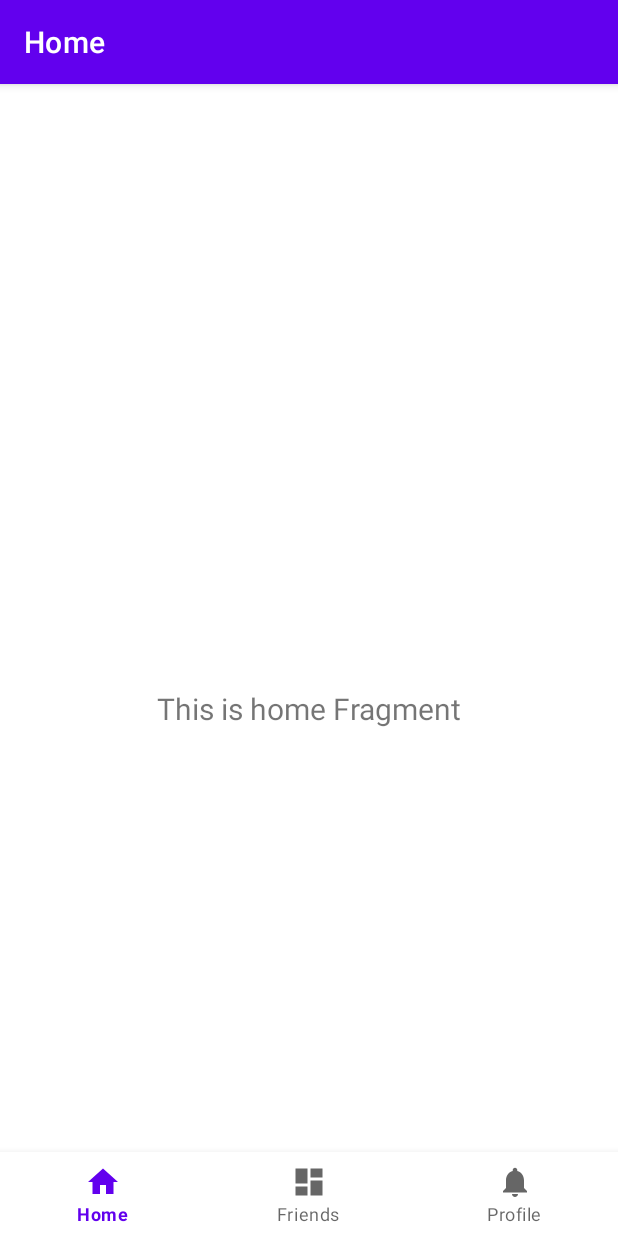
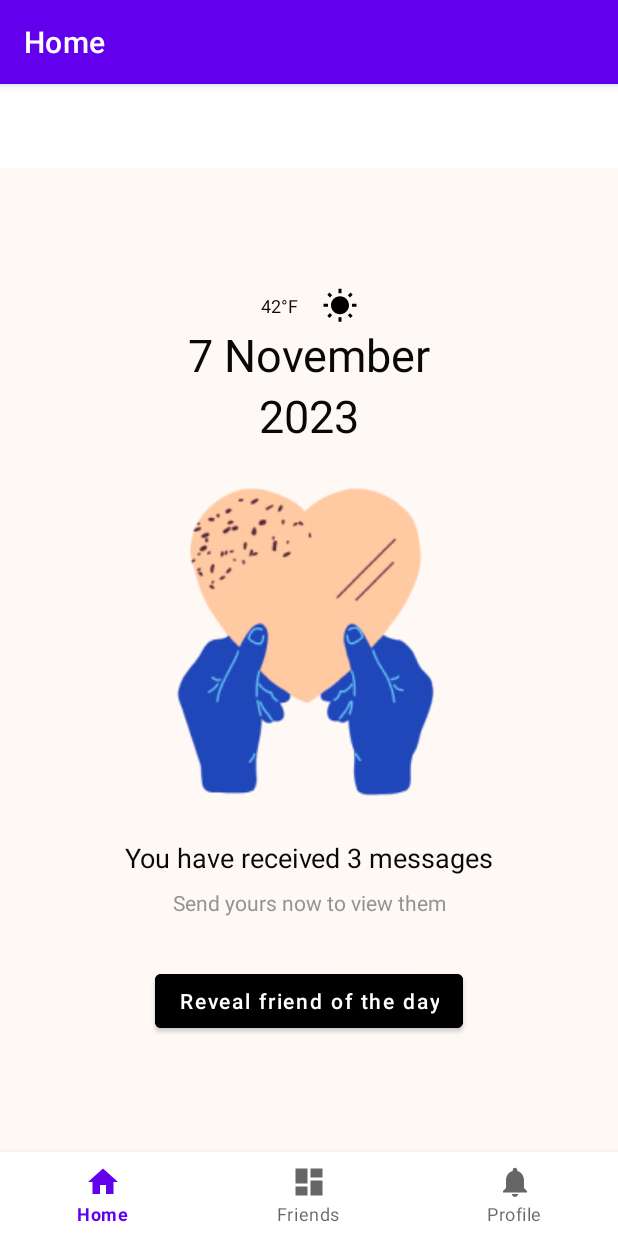
Before and after one commit to hrl-2024/FriendLink, an Android app: the screen it shows after launch (MainActivity), on a phone screen of 412 x 824 dp. Run offline under Robolectric (Android 15) with nearby library versions, the phone set to English and light mode, and no system bars; our stand-ins replace navigation-ui.

Commit message:
Home page UI done

```diff
--- a/app/src/main/java/com/skr/android/friendlink/ui/home/HomeFragment.kt
+++ b/app/src/main/java/com/skr/android/friendlink/ui/home/HomeFragment.kt
@@ -28,10 +28,10 @@ class HomeFragment : Fragment() {
         _binding = FragmentHomeBinding.inflate(inflater, container, false)
         val root: View = binding.root
 
-        val textView: TextView = binding.textHome
-        homeViewModel.text.observe(viewLifecycleOwner) {
-            textView.text = it
-        }
+//        val textView: TextView = binding.textHome
+//        homeViewModel.text.observe(viewLifecycleOwner) {
+//            textView.text = it
+//        }
         return root
     }
 
--- /dev/null
+++ b/app/src/main/res/drawable/ic_weather_sun.xml
@@ -0,0 +1,5 @@
+<vector android:height="24dp" android:tint="#000000"
+    android:viewportHeight="24" android:viewportWidth="24"
+    android:width="24dp" xmlns:android="http://schemas.android.com/apk/res/android">
+    <path android:fillColor="@android:color/white" android:pathData="M6.76,4.84l-1.8,-1.79 -1.41,1.41 1.79,1.79 1.42,-1.41zM4,10.5L1,10.5v2h3v-2zM13,0.55h-2L11,3.5h2L13,0.55zM20.45,4.46l-1.41,-1.41 -1.79,1.79 1.41,1.41 1.79,-1.79zM17.24,18.16l1.79,1.8 1.41,-1.41 -1.8,-1.79 -1.4,1.4zM20,10.5v2h3v-2h-3zM12,5.5c-3.31,0 -6,2.69 -6,6s2.69,6 6,6 6,-2.69 6,-6 -2.69,-6 -6,-6zM11,22.45h2L13,19.5h-2v2.95zM3.55,18.54l1.41,1.41 1.79,-1.8 -1.41,-1.41 -1.79,1.8z"/>
+</vector>
--- a/app/src/main/res/layout/fragment_home.xml
+++ b/app/src/main/res/layout/fragment_home.xml
@@ -4,19 +4,103 @@
     xmlns:tools="http://schemas.android.com/tools"
     android:layout_width="match_parent"
     android:layout_height="match_parent"
+    android:background="@color/background"
     tools:context=".ui.home.HomeFragment">
 
-    <TextView
-        android:id="@+id/text_home"
-        android:layout_width="match_parent"
+
+    <LinearLayout
+        android:id="@+id/weather_group"
+        android:layout_width="wrap_content"
         android:layout_height="wrap_content"
-        android:layout_marginStart="8dp"
-        android:layout_marginTop="8dp"
-        android:layout_marginEnd="8dp"
-        android:textAlignment="center"
-        android:textSize="20sp"
-        app:layout_constraintBottom_toBottomOf="parent"
+        android:layout_marginTop="80dp"
+        android:gravity="center_vertical"
+        android:orientation="horizontal"
         app:layout_constraintEnd_toEndOf="parent"
         app:layout_constraintStart_toStartOf="parent"
-        app:layout_constraintTop_toTopOf="parent" />
+        app:layout_constraintTop_toTopOf="parent">
+
+        <TextView
+            android:id="@+id/temperature"
+            android:layout_width="wrap_content"
+            android:layout_height="wrap_content"
+            android:layout_marginEnd="16dp"
+            android:text="42°F"
+            android:textColor="@color/normal_text_color"
+            android:textSize="@dimen/aux_text" />
+
+        <ImageView
+            android:id="@+id/weather"
+            android:layout_width="wrap_content"
+            android:layout_height="wrap_content"
+            android:src="@drawable/ic_weather_sun" />
+    </LinearLayout>
+
+    <TextView
+        android:id="@+id/day_month"
+        android:layout_width="wrap_content"
+        android:layout_height="wrap_content"
+        android:text="7 November"
+        android:textColor="@color/normal_text_color"
+        android:textSize="@dimen/title"
+        app:layout_constraintEnd_toEndOf="parent"
+        app:layout_constraintStart_toStartOf="parent"
+        app:layout_constraintTop_toBottomOf="@id/weather_group" />
+
+    <TextView
+        android:id="@+id/year"
+        android:layout_width="wrap_content"
+        android:layout_height="wrap_content"
+        android:text="2023"
+        android:textColor="@color/normal_text_color"
+        android:textSize="@dimen/title"
+        app:layout_constraintEnd_toEndOf="parent"
+        app:layout_constraintStart_toStartOf="parent"
+        app:layout_constraintTop_toBottomOf="@id/day_month" />
+
+    <ImageView
+        android:id="@+id/imageView2"
+        android:layout_width="wrap_content"
+        android:layout_height="wrap_content"
+        android:layout_marginTop="24dp"
+        android:src="@drawable/notification"
+        app:layout_constraintEnd_toEndOf="parent"
+        app:layout_constraintStart_toStartOf="parent"
+        app:layout_constraintTop_toBottomOf="@+id/year"
+        app:layout_constraintWidth_percent="0.5" />
+
+    <TextView
+        android:id="@+id/notification_text"
+        android:layout_width="wrap_content"
+        android:layout_height="wrap_content"
+        android:layout_marginTop="24dp"
+        android:text="You have received 3 messages"
+        android:textColor="@color/normal_text_color"
+        android:textSize="@dimen/normal_text"
+        app:layout_constraintEnd_toEndOf="parent"
+        app:layout_constraintStart_toStartOf="parent"
+        app:layout_constraintTop_toBottomOf="@+id/imageView2" />
+
+    <TextView
+        android:id="@+id/textView4"
+        android:layout_width="wrap_content"
+        android:layout_height="wrap_content"
+        android:layout_marginTop="8dp"
+        android:text="Send yours now to view them"
+        android:textColor="@color/aux_text_color"
+        app:layout_constraintEnd_toEndOf="parent"
+        app:layout_constraintStart_toStartOf="parent"
+        app:layout_constraintTop_toBottomOf="@+id/notification_text" />
+
+    <Button
+        android:id="@+id/button"
+        android:layout_width="wrap_content"
+        android:layout_height="wrap_content"
+        android:layout_marginTop="32dp"
+        android:text="Reveal friend of the day"
+        android:textAllCaps="false"
+        android:backgroundTint="@color/black"
+        app:layout_constraintEnd_toEndOf="parent"
+        app:layout_constraintStart_toStartOf="parent"
+        app:layout_constraintTop_toBottomOf="@+id/textView4" />
+
 </androidx.constraintlayout.widget.ConstraintLayout>
--- a/app/src/main/res/values/colors.xml
+++ b/app/src/main/res/values/colors.xml
@@ -7,4 +7,7 @@
     <color name="teal_700">#FF018786</color>
     <color name="black">#FF000000</color>
     <color name="white">#FFFFFFFF</color>
+    <color name="background">#FFF9F6</color>
+    <color name="normal_text_color">#080808</color>
+    <color name="aux_text_color">#949494</color>
 </resources>
--- a/app/src/main/res/values/dimens.xml
+++ b/app/src/main/res/values/dimens.xml
@@ -2,4 +2,8 @@
     <!-- Default screen margins, per the Android Design guidelines. -->
     <dimen name="activity_horizontal_margin">16dp</dimen>
     <dimen name="activity_vertical_margin">16dp</dimen>
+    <dimen name="title">30sp</dimen>
+    <dimen name="subtitle">20sp</dimen>
+    <dimen name="normal_text">18sp</dimen>
+    <dimen name="aux_text">12sp</dimen>
 </resources>
```
Also changed, not shown: app/src/main/res/drawable/notification.png (added), app/src/main/res/drawable/sending.png (added).
